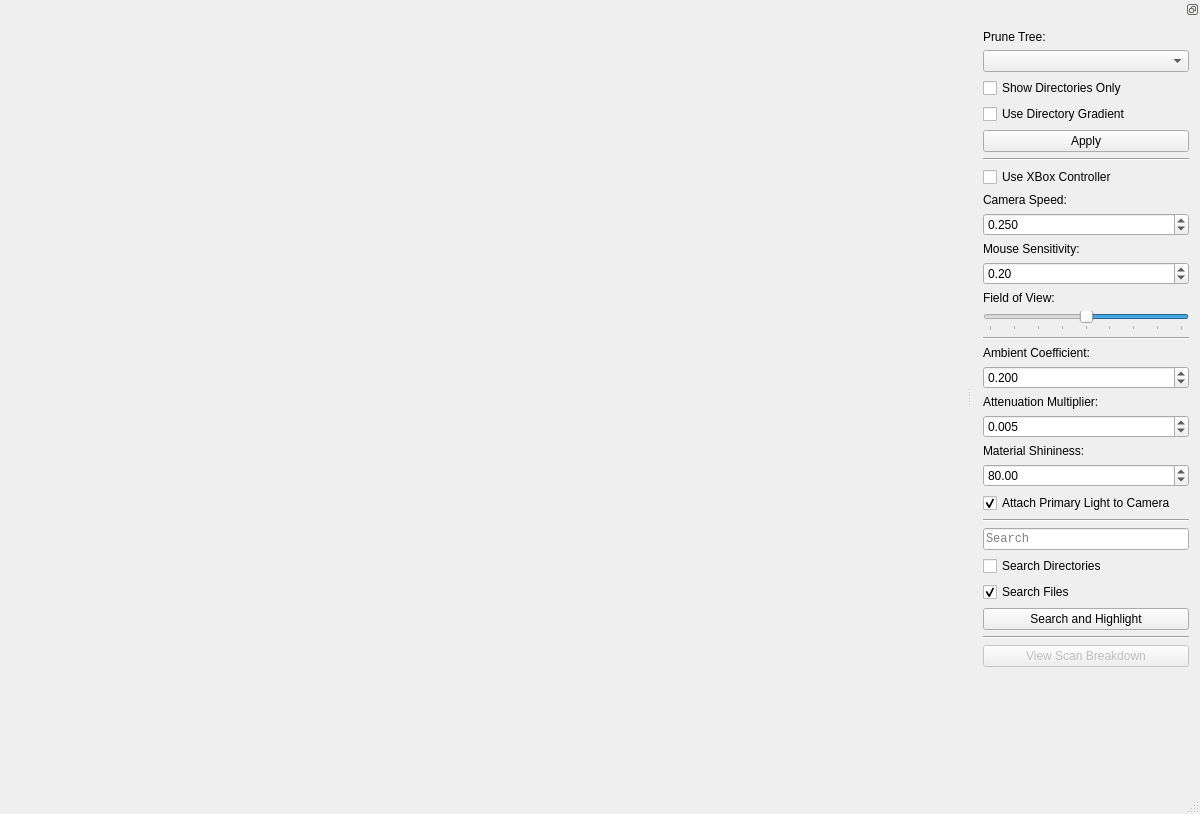
Qt form source/Windows/mainWindow.ui (TimSevereijns/D-Viz) before a commit.
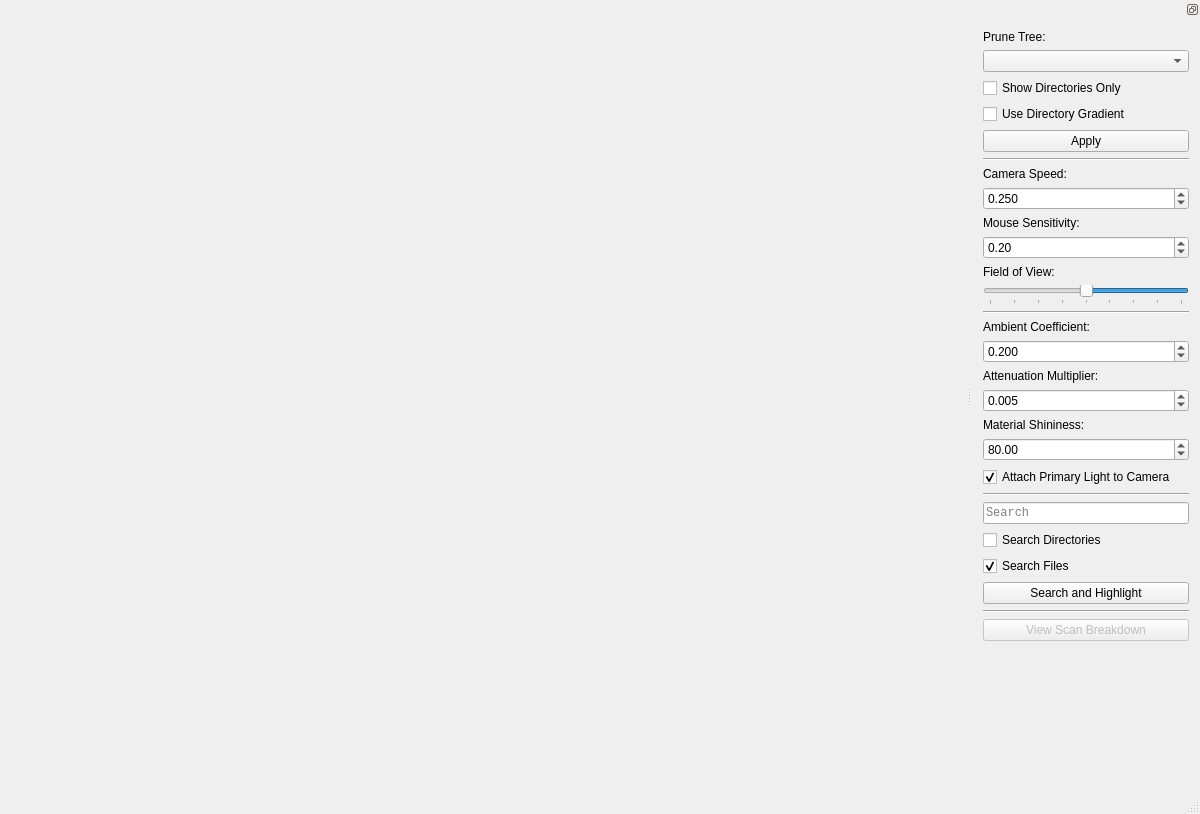
The same form after that commit.

Patch:
```diff
--- a/source/Windows/mainWindow.ui
+++ b/source/Windows/mainWindow.ui
@@ -119,16 +119,6 @@
        </property>
       </widget>
      </item>
-     <item>
-      <widget class="QCheckBox" name="useXBoxController">
-       <property name="text">
-        <string>Use XBox Controller</string>
-       </property>
-       <property name="checked">
-        <bool>false</bool>
-       </property>
-      </widget>
-     </item>
      <item>
       <widget class="QLabel" name="cameraSpeedLabel">
        <property name="text">
```
Left out of the diff: 2 changed lines with no effect on the pictures.
